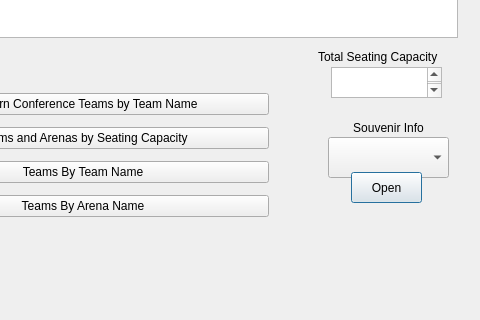
This is NBABasketball/admin.ui in brandoryan/NBAPlanner as Qt 5 draws it before an edit; both pictures show x 542 to 1022 and y 423 to 743 of the 1022 by 873 pixel window. The edited form follows.
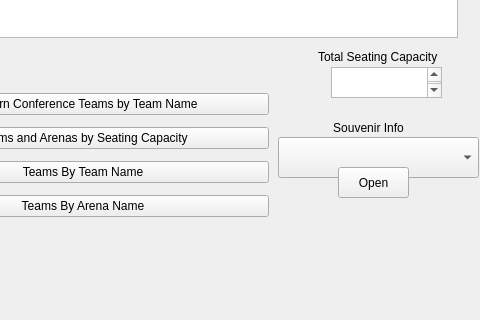
This is the edited form.

Patch:
```diff
--- a/NBABasketball/admin.ui
+++ b/NBABasketball/admin.ui
@@ -199,9 +199,9 @@
   <widget class="QComboBox" name="comboBox">
    <property name="geometry">
     <rect>
-     <x>870</x>
+     <x>820</x>
      <y>560</y>
-     <width>121</width>
+     <width>201</width>
      <height>41</height>
     </rect>
    </property>
@@ -209,7 +209,7 @@
   <widget class="QLabel" name="label_3">
    <property name="geometry">
     <rect>
-     <x>870</x>
+     <x>850</x>
      <y>540</y>
      <width>121</width>
      <height>21</height>
@@ -225,8 +225,8 @@
   <widget class="QPushButton" name="pushButton">
    <property name="geometry">
     <rect>
-     <x>893</x>
-     <y>595</y>
+     <x>880</x>
+     <y>590</y>
      <width>71</width>
      <height>31</height>
     </rect>
@@ -234,6 +234,9 @@
    <property name="text">
     <string>Open</string>
    </property>
+   <property name="autoDefault">
+    <bool>false</bool>
+   </property>
   </widget>
  </widget>
  <resources/>
```
Left out of the diff: 2 changed lines with no effect on the pictures.
